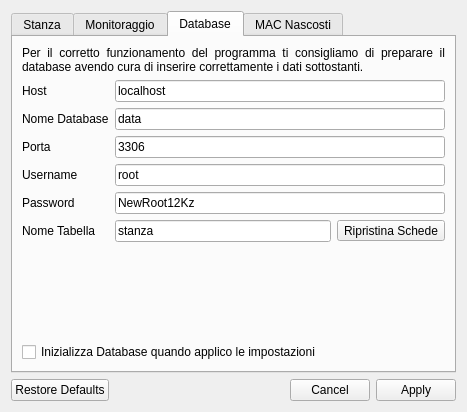
The window that RoomMonitor/windows/settings.ui (PieroMacaluso/RoomMonitor) describes before a commit, drawn with Qt 5.
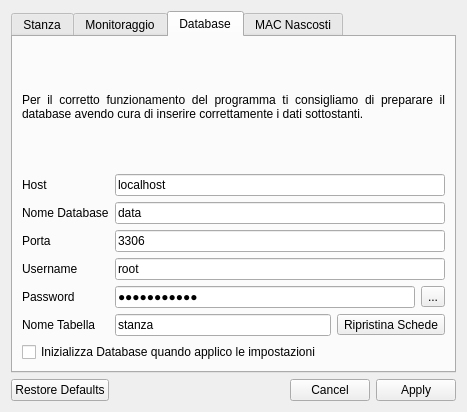
The same window after the commit. The open tabs and pages were chosen to show the change. Icons and pictures are not drawn.

```diff
--- a/RoomMonitor/windows/settings.ui
+++ b/RoomMonitor/windows/settings.ui
@@ -206,7 +206,7 @@
       <attribute name="title">
        <string>Database</string>
       </attribute>
-      <layout class="QVBoxLayout" name="verticalLayout" stretch="0,1,0">
+      <layout class="QVBoxLayout" name="verticalLayout">
        <item>
         <widget class="QLabel" name="label">
          <property name="text">
@@ -286,11 +286,29 @@
           </widget>
          </item>
          <item row="4" column="1">
+          <layout class="QHBoxLayout" name="horizontalLayout_5">
+           <item>
           <widget class="QLineEdit" name="passEdit">
            <property name="text">
             <string>NewRoot12Kz</string>
            </property>
-          </widget>
+             <property name="echoMode">
+              <enum>QLineEdit::Password</enum>
+             </property>
+            </widget>
+           </item>
+           <item>
+            <widget class="QToolButton" name="passEcho">
+             <property name="text">
+              <string>...</string>
+             </property>
+             <property name="icon">
+              <iconset resource="../res.qrc">
+               <normaloff>:/resources/resources/see_pass.svg</normaloff>:/resources/resources/see_pass.svg</iconset>
+             </property>
+            </widget>
+           </item>
+          </layout>
          </item>
          <item row="5" column="0">
           <widget class="QLabel" name="tableLabel">
```
Left out of the diff: 24 changed lines with no effect on the pictures. Lines whose indentation alone changed are shown as unchanged.
